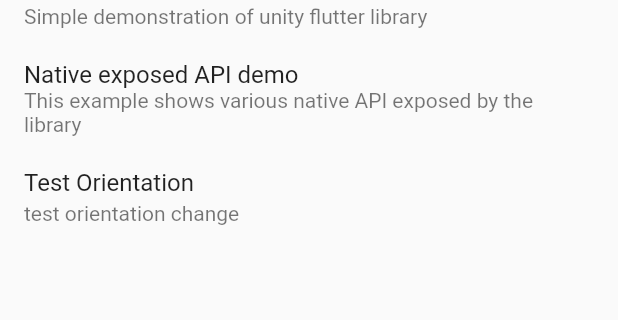
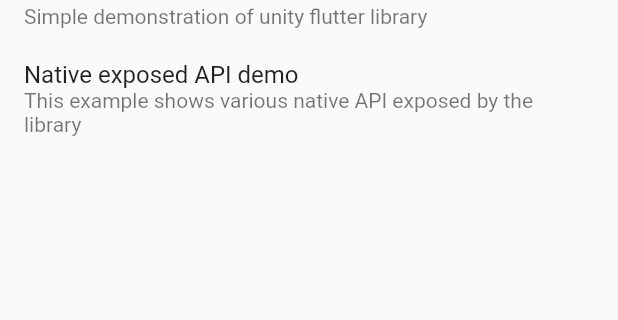
Before and after one commit to nabeelbaghoor/flutter-unity-demo, a Flutter app: the screen it shows after launch, on a phone screen of 412 x 824 dp, the part 138-458 px from its top. Run offline on Flutter 3.47's test engine with Material 2 defaults, Android fonts, the phone set to English and light mode, and no system bars; our stand-ins replace plugin_platform_interface, stream_transform; missing offline and left inert: dart:html, pointer_interceptor, webviewx.

Commit message:
a few chnages in menu screen

```diff
--- a/example/lib/menu_screen.dart
+++ b/example/lib/menu_screen.dart
@@ -17,18 +17,6 @@ class _MenuScreenState extends State<MenuScreen> {
       title: 'Simple Unity Demo',
       enableAR: false,
     ),
-    // new _MenuListItem(
-    //   description: 'No interaction of unity flutter library',
-    //   route: '/none',
-    //   title: 'No Interaction Unity Demo',
-    //   enableAR: false,
-    // ),
-    // new _MenuListItem(
-    //   description: 'Unity load and unload unity demo',
-    //   route: '/loader',
-    //   title: 'Safe mode Demo',
-    //   enableAR: false,
-    // ),
     new _MenuListItem(
       description:
           'This example shows various native API exposed by the library',
@@ -36,12 +24,6 @@ class _MenuScreenState extends State<MenuScreen> {
       title: 'Native exposed API demo',
       enableAR: false,
     ),
-    new _MenuListItem(
-      title: 'Test Orientation',
-      route: '/orientation',
-      description: 'test orientation change',
-      enableAR: false,
-    )
   ];
 
   @override
```
Also changed, not shown: 5 other files.
